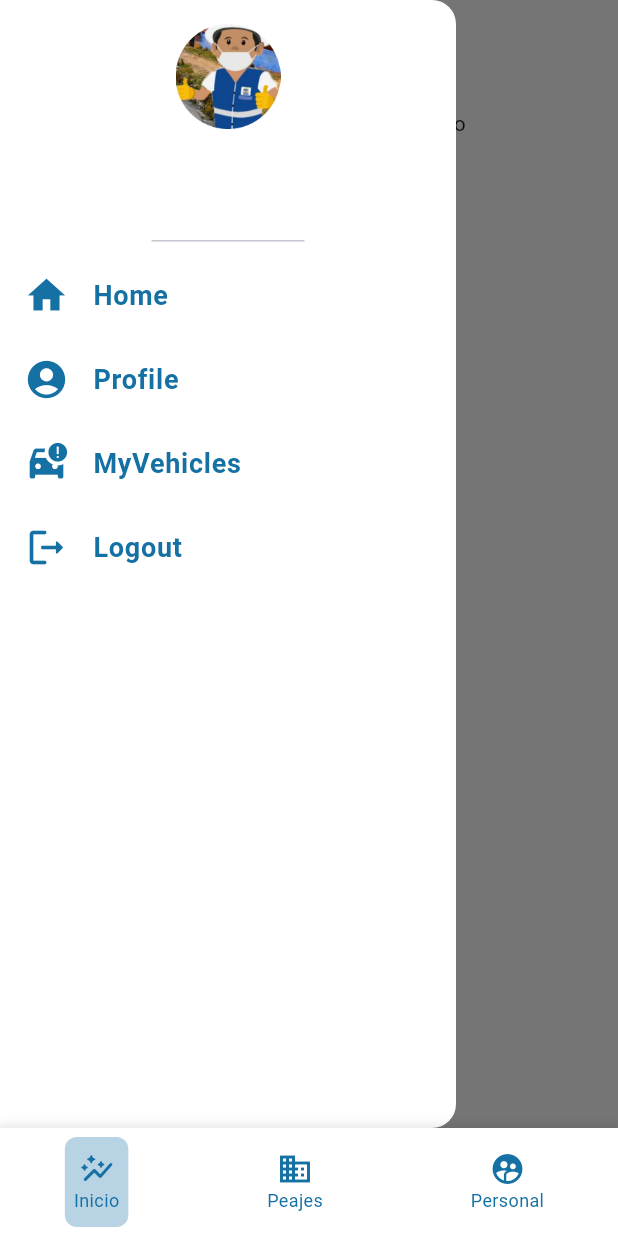
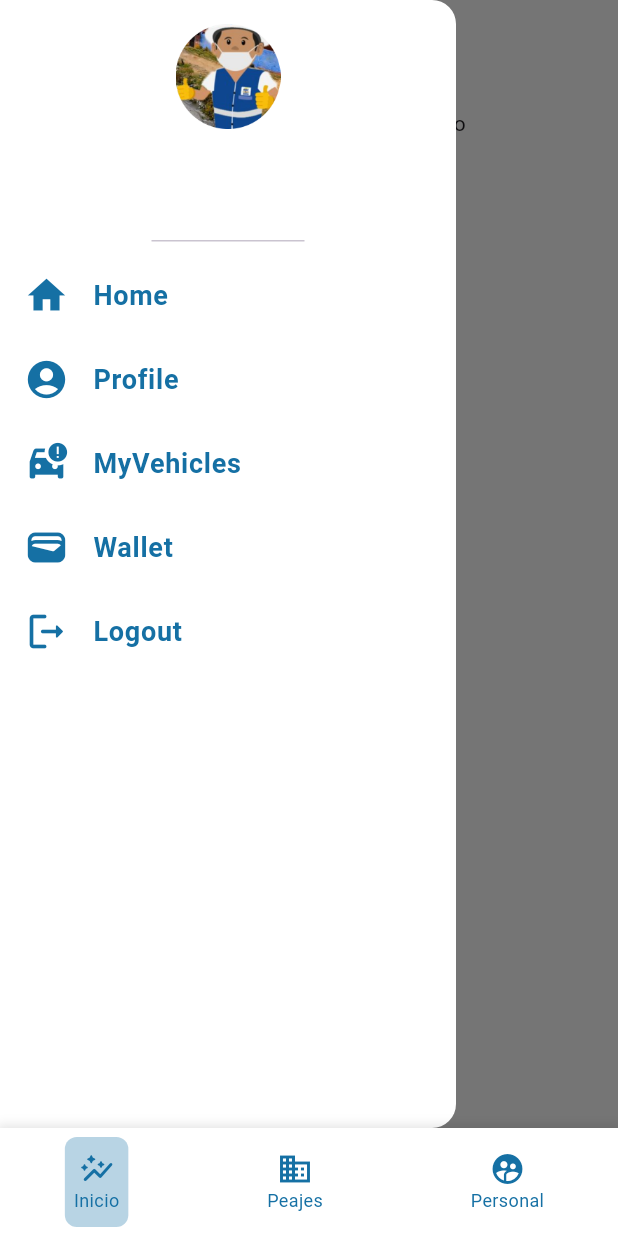
Before and after one commit to JhousefSilva1/st_FrontEnd, a Flutter app: the ProfileView screen opened by its route, with the side drawer open, on a phone screen of 412 x 824 dp. Run offline on Flutter 3.47's test engine with Material 3 defaults, Android fonts, the phone set to English and light mode, and no system bars; our stand-ins replace fl_chart, flutter_dotenv, flutter_secure_storage, flutter_svg, go_router, qr_flutter and 1 more; missing offline and left inert: overlay_loading_progress, u_credit_card; accounts and stored records are empty.

Commit message:
adding wallet options

```diff
--- a/lib/widgets/menu/mobile/drawerMobile.dart
+++ b/lib/widgets/menu/mobile/drawerMobile.dart
@@ -45,7 +45,7 @@ class SmartTollsMobileDrawer extends StatelessWidget{
             DrawerListTile(icon: Icons.home, onTap: () => drawerProvider.goToHomeAdmin(context), title: S.of(context).home),
             DrawerListTile(icon: Icons.account_circle_rounded, onTap: () => drawerProvider.goToProfile(context), title: S.of(context).profile),
             DrawerListTile(icon: Icons.car_crash, onTap: () => drawerProvider.goToVehiclesCustomer(context), title: S.of(context).myVehicles),
-            // const Spacer(),
+            DrawerListTile(icon: Icons.wallet_outlined, onTap: (){}, title: S.of(context).wallet),
             DrawerListTile(icon: Icons.logout_rounded, onTap: () {}, title: S.of(context).logout),
           ],
         ),
```
